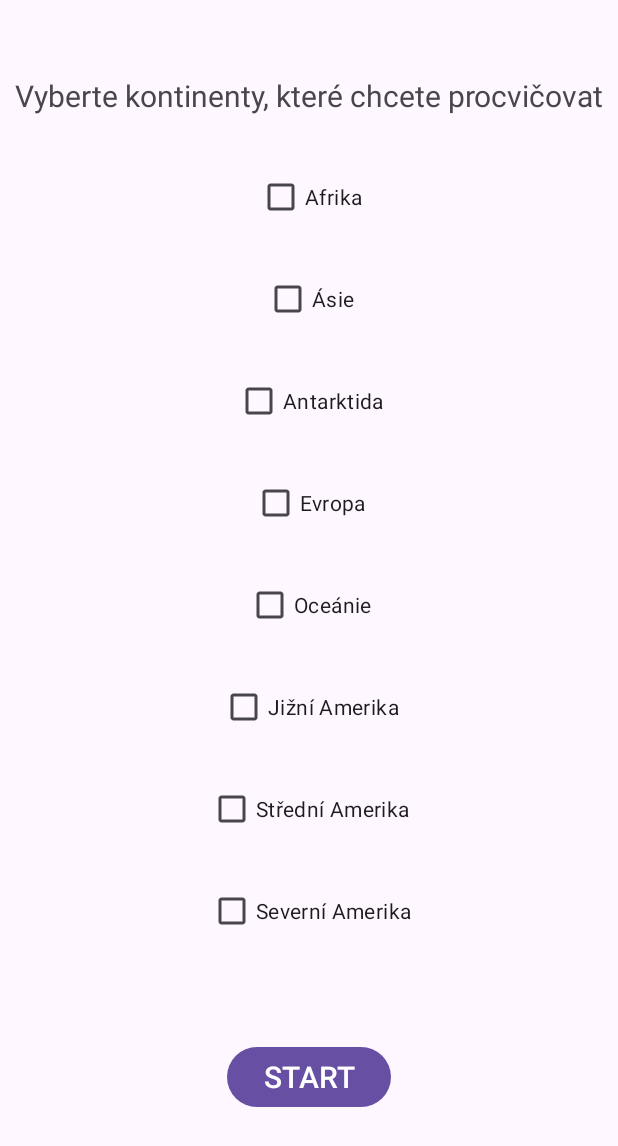
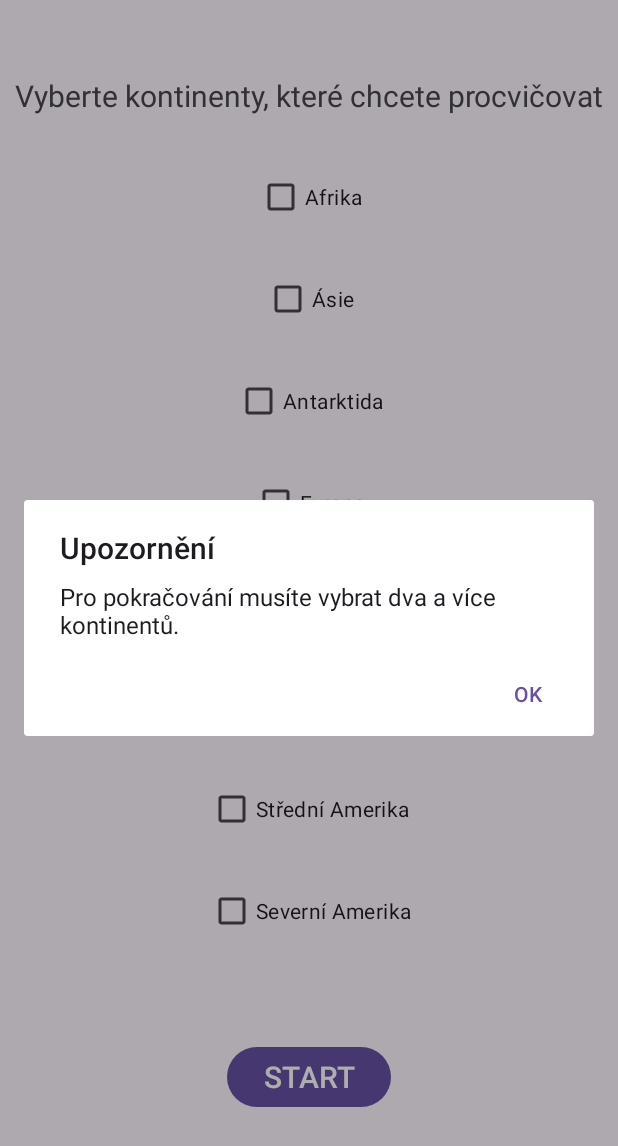
Before and after one commit to JiGaba/CountryGame, an Android app: the screen it shows after launch (StartPageActivity), after a tap on "START", on a phone screen of 412 x 824 dp. Shown: the top 1146 px of the screen. Run offline under Robolectric (Android 15) with nearby library versions, the light colour scheme and no system bars; our stand-ins replace data binding.

Commit message:
V případě, že uživatel nevybere dostatečný počet kontinentů je vyvolán alert

```diff
--- a/app/src/main/java/com/example/countrygame/StartPageActivity.kt
+++ b/app/src/main/java/com/example/countrygame/StartPageActivity.kt
@@ -4,7 +4,9 @@ import android.content.pm.ActivityInfo
 import android.os.Bundle
 import android.util.Log
 import android.widget.Button
+import androidx.appcompat.app.AlertDialog
 import androidx.appcompat.app.AppCompatActivity
+import androidx.lifecycle.Observer
 import androidx.lifecycle.ViewModelProvider
 import androidx.lifecycle.viewModelScope
 import com.example.countrygame.databinding.ActivityStartPageBinding
@@ -25,6 +27,29 @@ class StartPageActivity : AppCompatActivity() {
         binding.viewModel = viewModel
         binding.lifecycleOwner = this
 
+        viewModel.showDialog.observe(this, Observer { d ->
+            // Zde provedete akce při změně hodnoty proměnné
+            if(d) showAlertDialog()
+            //viewModel.setShowDialog(false)
+            /*
+            if (newValue) {
+                // Akce pro případ, kdy je proměnná true
+                Log.d("YourActivity", "Proměnná je nastavena na true")
+            } else {
+                // Akce pro případ, kdy je proměnná false
+                Log.d("YourActivity", "Proměnná je nastavena na false")
+            }*/
+        })
+/*
+        binding.buttonStart.setOnClickListener {
+            // Zavolání metody ve ViewModelu při kliknutí na tlačítko
+
+            Log.v("OK?", "")
+            // Zobrazení alertu
+            showAlertDialog()
+            viewModel.onButtonStartClick()
+        }
+*/
         //val myButton: Button = findViewById(R.id.buttonStart)
         /*
         myButton.setOnClickListener {
@@ -51,8 +76,18 @@ class StartPageActivity : AppCompatActivity() {
         //binding.radioGroup.removeView(radioButtonToRemove)
     }
 
-    fun startGame(){
-        Log.v("Test", "testdata")
-        //viewModel.
+    private fun showAlertDialog() {
+        val alertDialogBuilder = AlertDialog.Builder(this)
+        alertDialogBuilder.setTitle("Upozornění")
+        alertDialogBuilder.setMessage("Pro pokračování musíte vybrat dva a více kontinentů.")
+        alertDialogBuilder.setPositiveButton("OK") { dialog, _ ->
+            // Kód, který se provede po stisknutí tlačítka OK
+            viewModel.setShowDialog(false)
+            dialog.dismiss() // Zavře dialog
+        }
+
+        // Volání metody pro zobrazení alertu
+        val alertDialog: AlertDialog = alertDialogBuilder.create()
+        alertDialog.show()
     }
 }
--- a/app/src/main/java/com/example/countrygame/StartPageViewModel.kt
+++ b/app/src/main/java/com/example/countrygame/StartPageViewModel.kt
@@ -7,6 +7,16 @@ import androidx.lifecycle.MutableLiveData
 import androidx.lifecycle.ViewModel
 
 class StartPageViewModel : ViewModel() {
+    private val _showDialog = MutableLiveData<Boolean>()
+    // Veřejná LiveData pro přístup z aktivity
+    val showDialog: LiveData<Boolean>
+        get() = _showDialog
+
+    // Metoda pro změnu hodnoty proměnné
+    fun setShowDialog(newValue: Boolean) {
+        _showDialog.value = newValue
+    }
+
     val checkBoxList: List<ObservableBoolean> = List(8) {
         ObservableBoolean(false)
     }
@@ -20,9 +30,8 @@ class StartPageViewModel : ViewModel() {
         }
 
         if(checkBoxCheckedCount <= 1)
-            // dialog
-
-        Log.v("count: ", checkBoxCheckedCount.toString())
+            _showDialog.value = true
+            //Log.v("count: ", checkBoxCheckedCount.toString())
         Log.d("MyViewModel ", checkBoxList[0].get().toString())
         Log.d("MyViewModel JA ", checkBoxList[1].get().toString())
 
```
